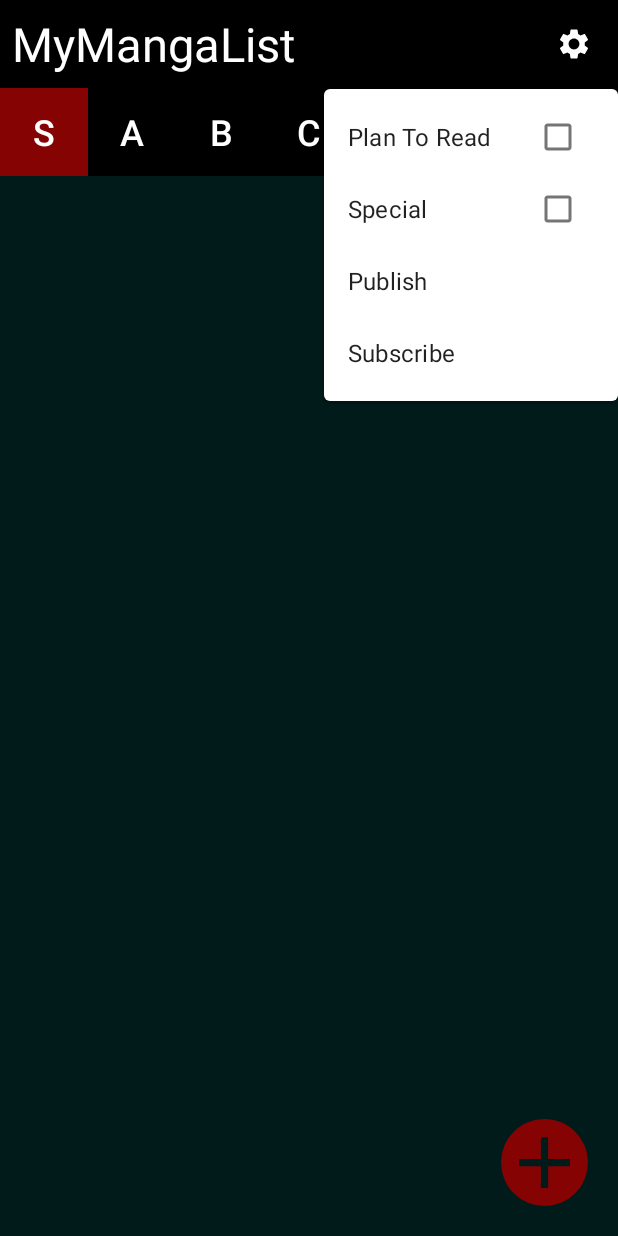
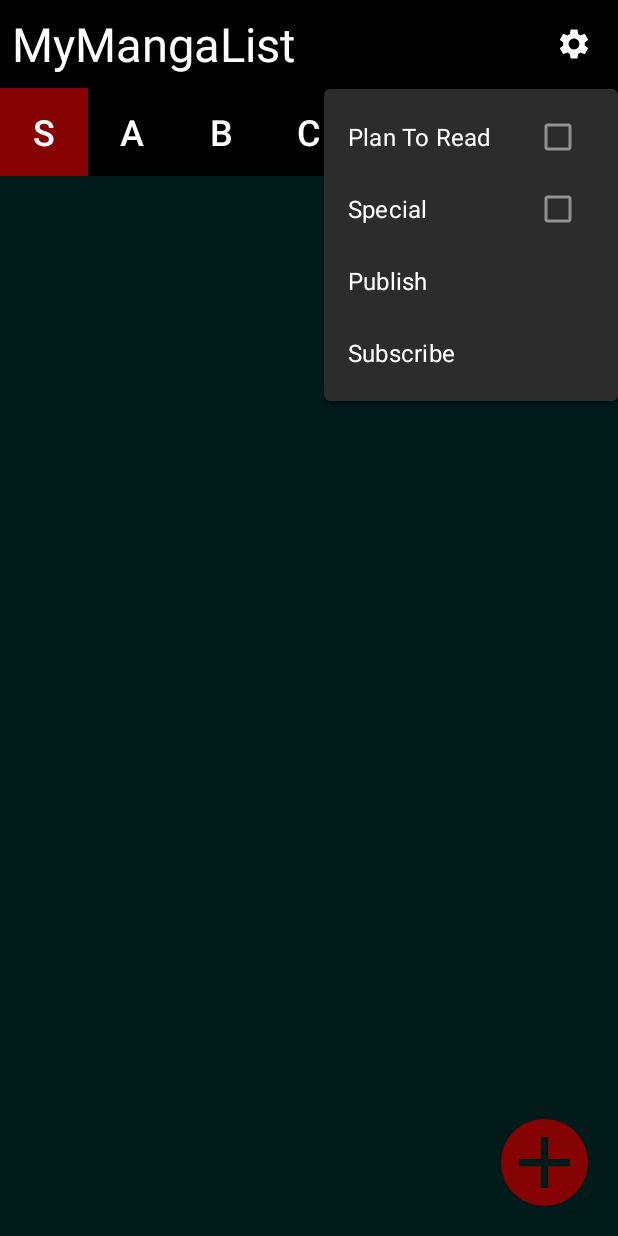
Before and after one commit to TetrisBattle/MyMangaList, an Android app: the screen it shows after launch (MainActivity), after a tap on "Settings", on a phone screen of 412 x 824 dp. Run offline under Robolectric (Android 15) with nearby library versions, the phone set to English and light mode, and no system bars; our stand-ins replace Firebase (no records; nobody signed in at launch, a user with empty details on screens opened directly).

Commit message:
delete dialog & dark mode on

```diff
--- a/app/src/main/java/com/tetrisbattle/mymangalist/MainActivity.java
+++ b/app/src/main/java/com/tetrisbattle/mymangalist/MainActivity.java
@@ -1,6 +1,7 @@
 package com.tetrisbattle.mymangalist;
 
 import androidx.appcompat.app.AppCompatActivity;
+import androidx.appcompat.app.AppCompatDelegate;
 import androidx.appcompat.widget.PopupMenu;
 import androidx.constraintlayout.widget.ConstraintLayout;
 import androidx.recyclerview.widget.LinearLayoutManager;
@@ -81,6 +82,7 @@ public class MainActivity extends AppCompatActivity{
     @Override
     protected void onCreate(Bundle savedInstanceState) {
         super.onCreate(savedInstanceState);
+        AppCompatDelegate.setDefaultNightMode(AppCompatDelegate.MODE_NIGHT_YES);
         setContentView(R.layout.activity_main);
 
         db = FirebaseDatabase.getInstance();
--- a/app/src/main/java/com/tetrisbattle/mymangalist/MyRecyclerAdapter.java
+++ b/app/src/main/java/com/tetrisbattle/mymangalist/MyRecyclerAdapter.java
@@ -5,7 +5,6 @@ import android.content.ClipboardManager;
 import android.content.Context;
 import android.content.Intent;
 import android.net.Uri;
-import android.util.Log;
 import android.view.KeyEvent;
 import android.view.LayoutInflater;
 import android.view.MenuInflater;
@@ -22,8 +21,6 @@ import androidx.appcompat.widget.PopupMenu;
 import androidx.constraintlayout.widget.ConstraintLayout;
 import androidx.recyclerview.widget.RecyclerView;
 
-import java.io.IOError;
-import java.io.IOException;
 import java.util.List;
 
 import static android.content.Context.CLIPBOARD_SERVICE;
@@ -37,7 +34,7 @@ public class MyRecyclerAdapter extends RecyclerView.Adapter<MyRecyclerAdapter.My
     ConstraintLayout background;
 
     InputMethodManager inputMethodManager;
-    AlertDialog.Builder myDialog;
+    AlertDialog.Builder deleteDialog;
 
     int selectedId;
     String selectedName;
@@ -51,7 +48,7 @@ public class MyRecyclerAdapter extends RecyclerView.Adapter<MyRecyclerAdapter.My
         this.myTable = myTable;
         this.background = background;
         inputMethodManager = (InputMethodManager) context.getSystemService(Context.INPUT_METHOD_SERVICE);
-        myDialog = new AlertDialog.Builder(context);
+        deleteDialog = new AlertDialog.Builder(context);
     }
 
     @NonNull
@@ -217,7 +214,7 @@ public class MyRecyclerAdapter extends RecyclerView.Adapter<MyRecyclerAdapter.My
                 inputMethodManager.toggleSoftInput(InputMethodManager.SHOW_IMPLICIT, 0); // show keyboard
                 return true;
             } else if (item.getItemId() == R.id.popupDelete) {
-                myDialog.setTitle("DELETE")
+                deleteDialog.setTitle("DELETE")
                         .setMessage("Are you sure you want to delete " + selectedName + " from the list?")
                         .setPositiveButton("Yes", (dialog, which) -> {
                             myDatabaseHelper.deleteData(selectedId);
@@ -225,7 +222,7 @@ public class MyRecyclerAdapter extends RecyclerView.Adapter<MyRecyclerAdapter.My
                             notifyDataSetChanged();
                         })
                         .setNegativeButton("No", (dialog, which) -> {});
-                myDialog.show();
+                deleteDialog.show();
                 return true;
             } else {
                 return false;
--- a/app/src/main/res/drawable/round_shape.xml
+++ b/app/src/main/res/drawable/round_shape.xml
@@ -1,5 +1,5 @@
 <?xml version="1.0" encoding="utf-8"?>
 <shape xmlns:android="http://schemas.android.com/apk/res/android">
-    <solid android:color="@color/colorPrimary" />
+    <solid android:color="?attr/colorPrimary" />
     <corners android:radius="100dp" />
 </shape>
--- a/app/src/main/res/values/colors.xml
+++ b/app/src/main/res/values/colors.xml
@@ -8,7 +8,6 @@
     <color name="black">#FF000000</color>
     <color name="white">#FFFFFFFF</color>
 
-    <color name="colorBackgroundTitle">#021380</color>
     <color name="colorRankButton">#000000</color>
     <color name="colorRankButtonSelected">#850303</color>
 
@@ -22,7 +21,5 @@
     <color name="colorChangeUrl">#004E4E</color>
     <color name="colorChangeUrlHint">#7A7A7A</color>
 
-    <color name="colorPrimary">#850303</color>
-    <color name="colorSecondary">#021380</color>
     <color name="colorBackground">#011B1B</color>
 </resources>
--- /dev/null
+++ b/app/src/main/res/values/styles.xml
@@ -0,0 +1,10 @@
+<?xml version="1.0" encoding="utf-8"?>
+<resources>
+    <style name="deleteDialogTheme" parent="Theme.MaterialComponents.DayNight.Dialog.Alert">
+        <item name="buttonBarButtonStyle">@style/buttonStyle</item>
+    </style>
+
+    <style name="buttonStyle" parent="Widget.MaterialComponents.Button.TextButton.Dialog">
+        <item name="android:textColor">#D50101</item>
+    </style>
+</resources>
--- a/app/src/main/res/values/themes.xml
+++ b/app/src/main/res/values/themes.xml
@@ -2,8 +2,8 @@
     <!-- Base application theme. -->
     <style name="Theme.MyMangaList" parent="Theme.MaterialComponents.DayNight.NoActionBar">
         <!-- Primary brand color. -->
-        <item name="colorPrimary">@color/purple_500</item>
-        <item name="colorPrimaryVariant">@color/purple_700</item>
+        <item name="colorPrimary">#850303</item>
+        <item name="colorPrimaryVariant">#FF018786</item>
         <item name="colorOnPrimary">@color/white</item>
         <!-- Secondary brand color. -->
         <item name="colorSecondary">@color/teal_200</item>
@@ -12,5 +12,6 @@
         <!-- Status bar color. -->
         <item name="android:statusBarColor" tools:targetApi="l">@color/black</item>
         <!-- Customize your theme here. -->
+        <item name="alertDialogTheme">@style/deleteDialogTheme</item>
     </style>
 </resources>
```
